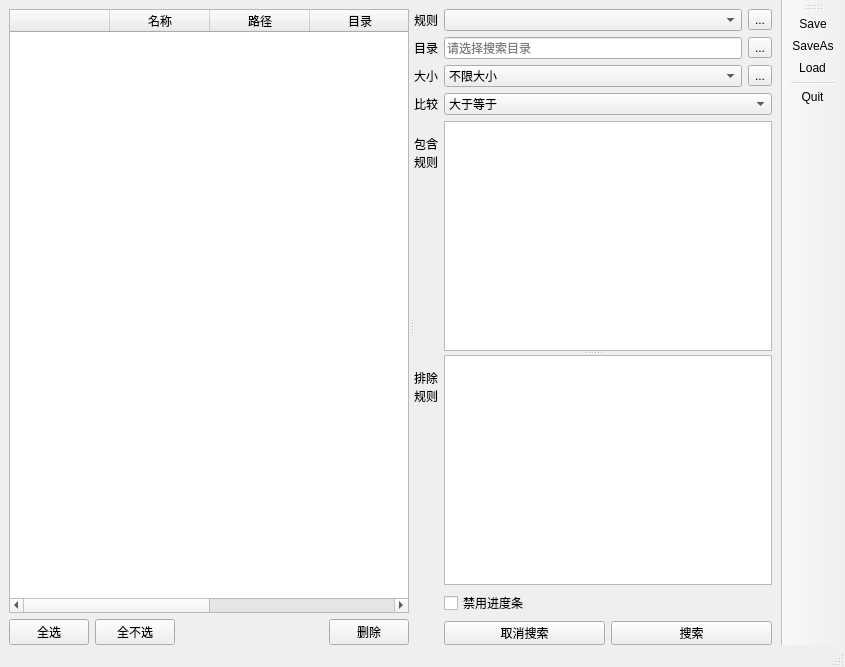
The window that ui/main_table_widget.ui (shampoo6/TooMuchLeft) describes before a commit, drawn with Qt 5.
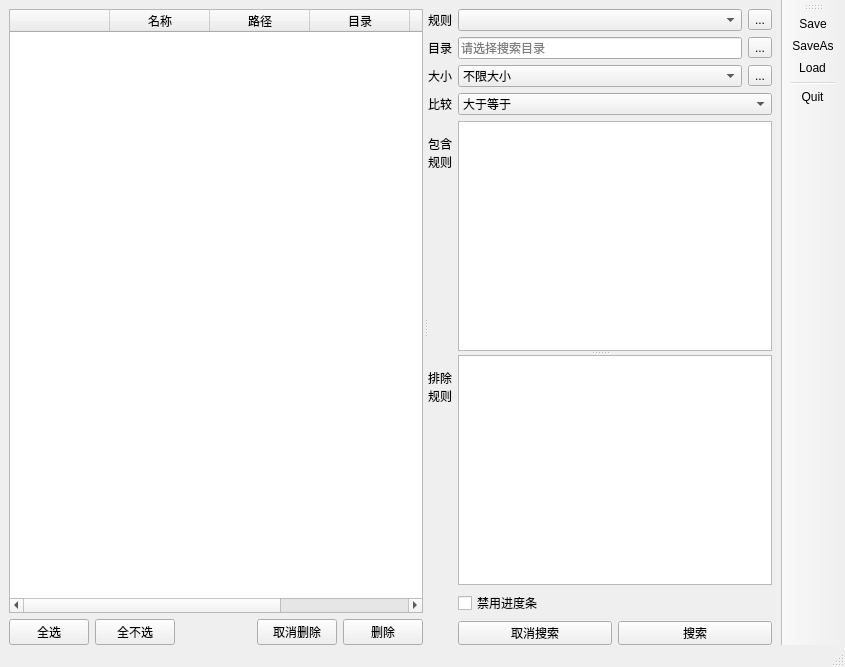
The same window after the commit. Icons and pictures are not drawn. Custom widgets are drawn as their Qt base class.

Commit message: 增加统一异常处理；添加移除搜索结果功能；添加自定义状态栏；修复删除进度条卡死问题；优化删除逻辑；添加取消删除功能；删除冗余代码

Diff of the .ui file:
```diff
--- a/ui/main_table_widget.ui
+++ b/ui/main_table_widget.ui
@@ -117,7 +117,7 @@
          </widget>
         </item>
         <item>
-         <layout class="QHBoxLayout" name="horizontalLayout_2" stretch="0,0,0,0">
+         <layout class="QHBoxLayout" name="horizontalLayout_2" stretch="0,0,0,0,0">
           <item>
            <widget class="QPushButton" name="selectAllButton">
             <property name="sizePolicy">
@@ -153,6 +153,25 @@
           <item>
            <widget class="QWidget" name="widget" native="true"/>
           </item>
+          <item>
+           <widget class="QPushButton" name="deleteCancelButton">
+            <property name="sizePolicy">
+             <sizepolicy hsizetype="Fixed" vsizetype="Fixed">
+              <horstretch>0</horstretch>
+              <verstretch>0</verstretch>
+             </sizepolicy>
+            </property>
+            <property name="toolTip">
+             <string>取消删除</string>
+            </property>
+            <property name="statusTip">
+             <string>取消删除</string>
+            </property>
+            <property name="text">
+             <string>取消删除</string>
+            </property>
+           </widget>
+          </item>
           <item>
            <widget class="QPushButton" name="deleteButton">
             <property name="sizePolicy">
```
Left out of the diff: 2 changed lines with no effect on the pictures. The commit also changes 12 other files.
